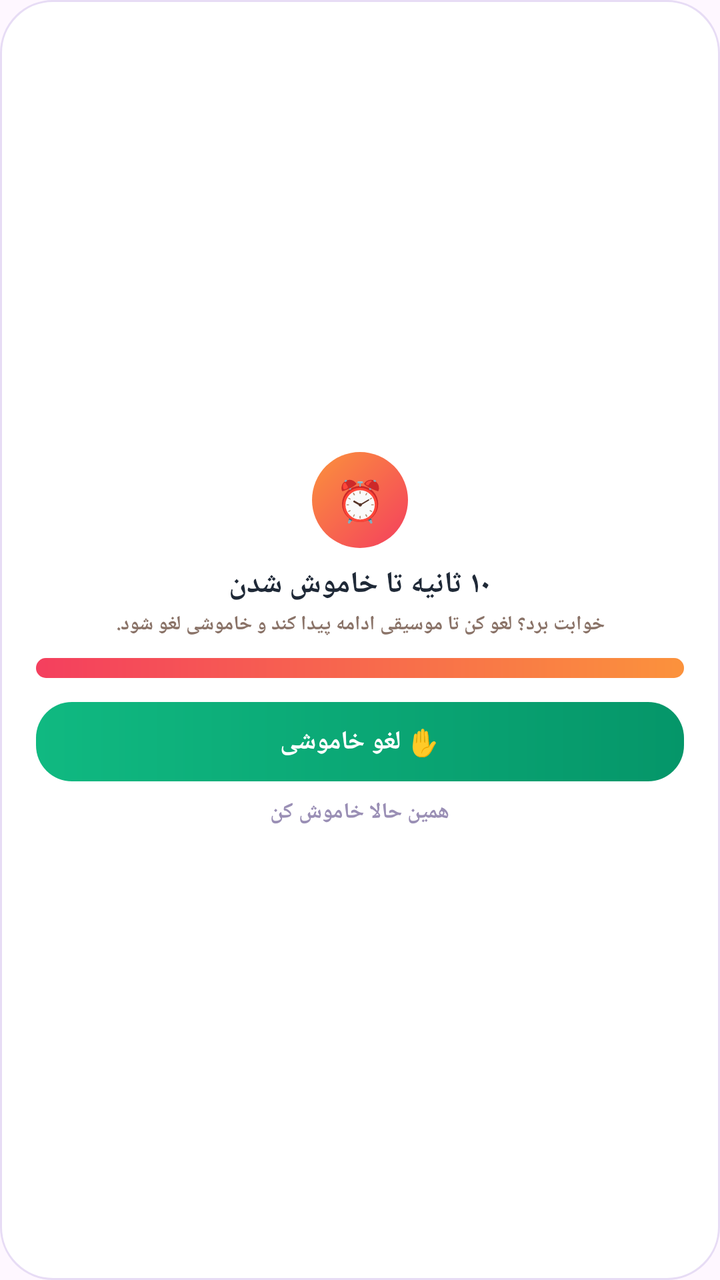
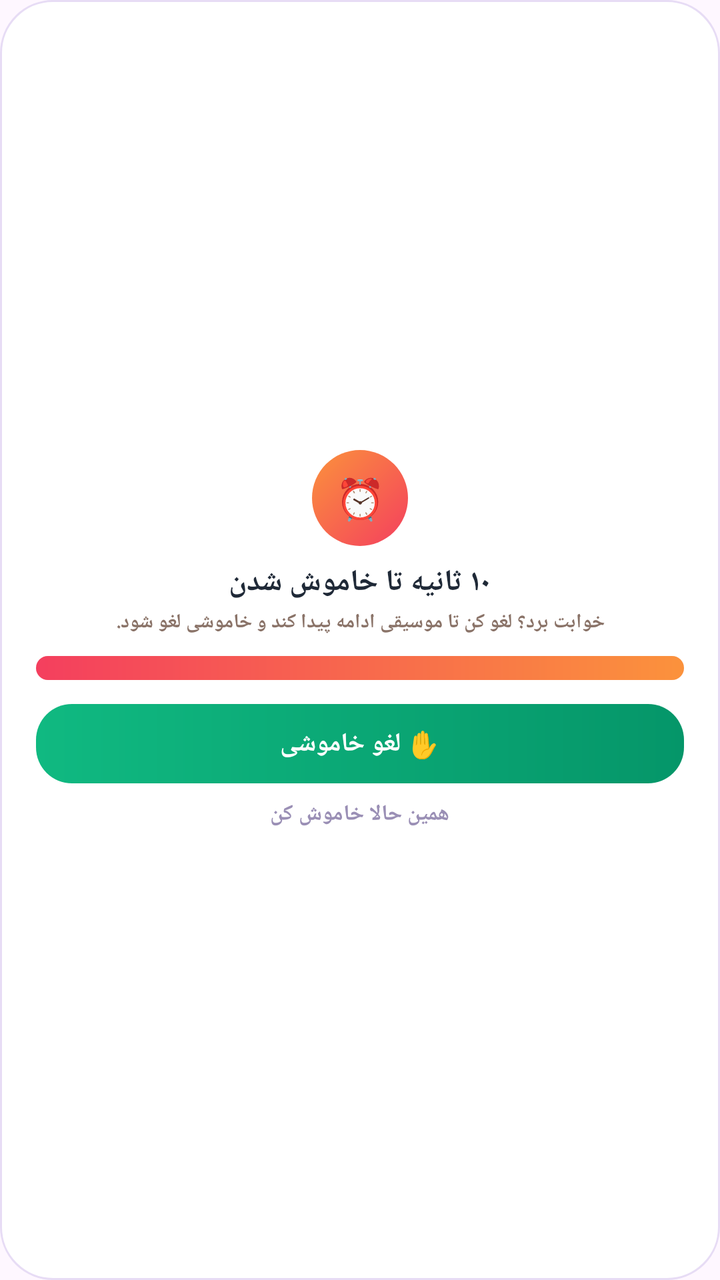

An Android layout rendered at two revisions. The XML below is the earlier revision; the diff shows what the commit changed to produce the second picture.
<!-- AndroidManifest.xml: application theme Theme.SleepMusic -->
<!-- res/layout/dialog_alert.xml -->
<?xml version="1.0" encoding="utf-8"?>
<LinearLayout xmlns:android="http://schemas.android.com/apk/res/android"
    android:layout_width="match_parent"
    android:layout_height="wrap_content"
    android:background="@drawable/bg_card"
    android:gravity="center"
    android:orientation="vertical"
    android:padding="18dp">

    <TextView
        android:layout_width="48dp"
        android:layout_height="48dp"
        android:background="@drawable/bg_grad_orange"
        android:gravity="center"
        android:text="⏰"
        android:textSize="20sp" />

    <TextView
        android:layout_width="wrap_content"
        android:layout_height="wrap_content"
        android:layout_marginTop="8dp"
        android:text="۱۰ ثانیه تا خاموش شدن"
        android:textColor="#1F2937"
        android:textSize="15sp"
        android:textStyle="bold" />

    <TextView
        android:layout_width="match_parent"
        android:layout_height="wrap_content"
        android:layout_marginTop="3dp"
        android:gravity="center"
        android:text="خوابت برد؟ لغو کن تا موسیقی ادامه پیدا کند و خاموشی لغو شود."
        android:textColor="#8A7368"
        android:textSize="10sp"
        android:textStyle="bold" />

    <FrameLayout
        android:layout_width="match_parent"
        android:layout_height="10dp"
        android:layout_marginTop="10dp"
        android:background="@drawable/bg_alert_track">

        <View
            android:id="@+id/alertBar"
            android:layout_width="match_parent"
            android:layout_height="match_parent"
            android:background="@drawable/bg_redbar" />
    </FrameLayout>

    <TextView
        android:id="@+id/btnAlertCancel"
        android:layout_width="match_parent"
        android:layout_height="wrap_content"
        android:layout_marginTop="12dp"
        android:background="@drawable/bg_grad_green"
        android:gravity="center"
        android:padding="11dp"
        android:text="✋ لغو خاموشی"
        android:textColor="#FFFFFF"
        android:textSize="13sp"
        android:textStyle="bold" />

    <TextView
        android:id="@+id/btnAlertNow"
        android:layout_width="wrap_content"
        android:layout_height="wrap_content"
        android:layout_marginTop="8dp"
        android:text="همین حالا خاموش کن"
        android:textColor="#9A8FB5"
        android:textSize="11sp"
        android:textStyle="bold" />
</LinearLayout>
<!-- resources referenced by this layout -->
<resources>
  <!-- drawable bg_alert_track (drawable) -->
  <?xml version="1.0" encoding="utf-8"?>
  <shape xmlns:android="http://schemas.android.com/apk/res/android"
      android:shape="rectangle">
      <solid android:color="#FEE2E2" />
      <corners android:radius="99dp" />
  </shape>
  <!-- drawable bg_card (drawable) -->
  <?xml version="1.0" encoding="utf-8"?>
  <shape xmlns:android="http://schemas.android.com/apk/res/android"
      android:shape="rectangle">
      <solid android:color="#FFFFFF" />
      <corners android:radius="26dp" />
      <stroke
          android:width="1dp"
          android:color="#E7DCF5" />
  </shape>
  <!-- drawable bg_grad_green (drawable) -->
  <?xml version="1.0" encoding="utf-8"?>
  <shape xmlns:android="http://schemas.android.com/apk/res/android"
      android:shape="rectangle">
      <gradient
          android:angle="0"
          android:startColor="#10B981"
          android:endColor="#059669" />
      <corners android:radius="18dp" />
  </shape>
  <!-- drawable bg_grad_orange (drawable) -->
  <?xml version="1.0" encoding="utf-8"?>
  <shape xmlns:android="http://schemas.android.com/apk/res/android"
      android:shape="oval">
      <gradient
          android:angle="315"
          android:startColor="#FB923C"
          android:endColor="#F43F5E" />
  </shape>
  <!-- drawable bg_redbar (drawable) -->
  <?xml version="1.0" encoding="utf-8"?>
  <shape xmlns:android="http://schemas.android.com/apk/res/android"
      android:shape="rectangle">
      <gradient
          android:angle="0"
          android:startColor="#F43F5E"
          android:endColor="#FB923C" />
      <corners android:radius="99dp" />
  </shape>
  <style name="Theme.SleepMusic" parent="Theme.Material3.Light.NoActionBar">
          <item name="android:statusBarColor">#EFE8FA</item>
          <item name="android:navigationBarColor">#EFE8FA</item>
          <item name="android:windowLightStatusBar">true</item>
      </style>
</resources>

<!-- the commit's change to res/layout/dialog_alert.xml (unified diff, before → after) -->
@@ -1,5 +1,6 @@
 <?xml version="1.0" encoding="utf-8"?>
 <LinearLayout xmlns:android="http://schemas.android.com/apk/res/android"
+    android:id="@+id/dlgAlertRoot"
     android:layout_width="match_parent"
     android:layout_height="wrap_content"
     android:background="@drawable/bg_card"
@@ -16,6 +17,7 @@
         android:textSize="20sp" />
 
     <TextView
+        android:id="@+id/dlgAlertTitle"
         android:layout_width="wrap_content"
         android:layout_height="wrap_content"
         android:layout_marginTop="8dp"
@@ -25,6 +27,7 @@
         android:textStyle="bold" />
 
     <TextView
+        android:id="@+id/dlgAlertSub"
         android:layout_width="match_parent"
         android:layout_height="wrap_content"
         android:layout_marginTop="3dp"
@@ -36,7 +39,7 @@
 
     <FrameLayout
         android:layout_width="match_parent"
-        android:layout_height="10dp"
+        android:layout_height="12dp"
         android:layout_marginTop="10dp"
         android:background="@drawable/bg_alert_track">
 
